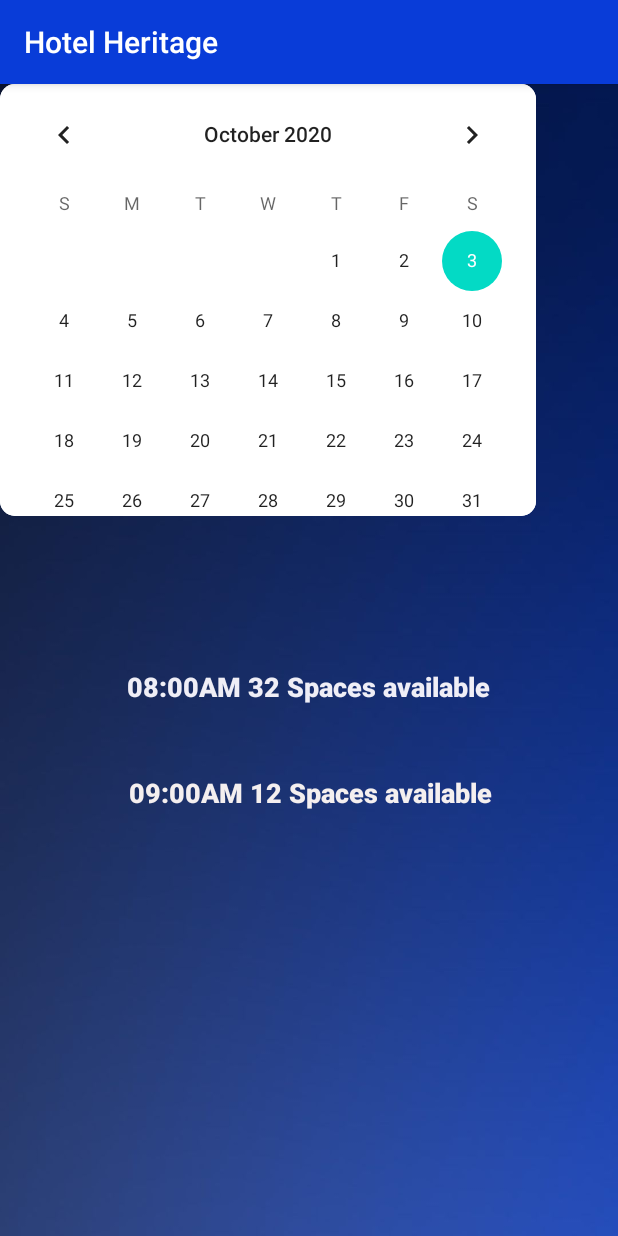
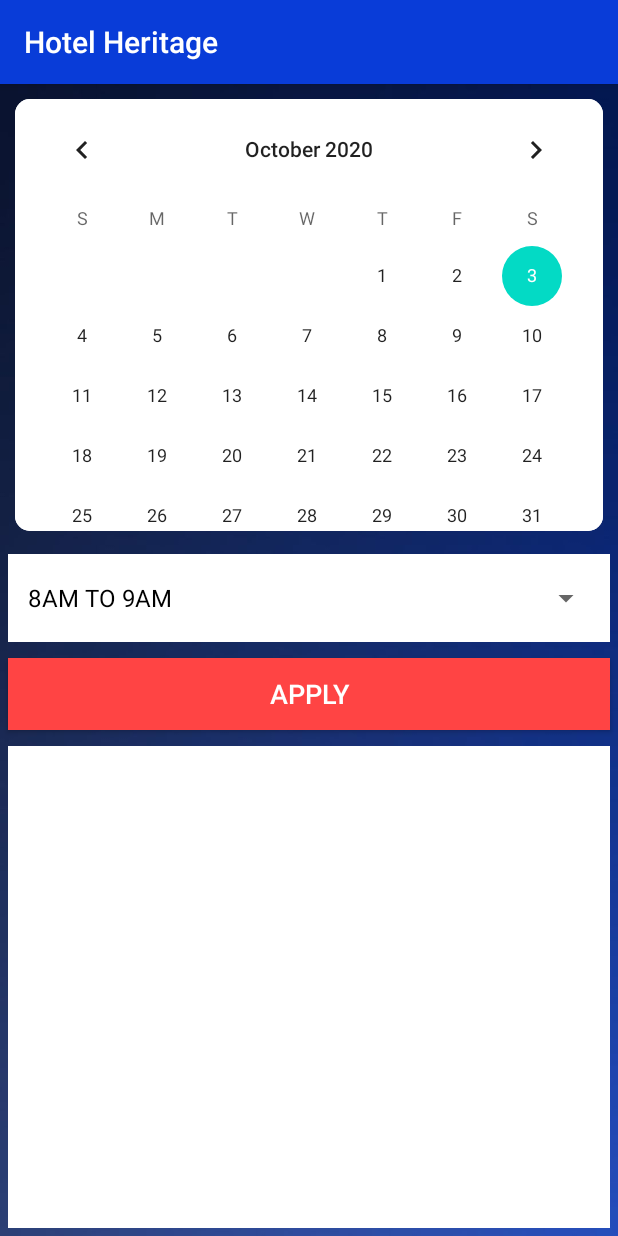
Before and after one commit to Anuththara18/MAD-Project, an Android app: the GymSection screen opened directly, with no data from a screen before it, on a phone screen of 412 x 824 dp. Run offline under Robolectric (Android 15) with nearby library versions, the light colour scheme and no system bars; our stand-ins replace Firebase (no records; nobody signed in at launch, a user with empty details on screens opened directly).

Commit message:
booking done

```diff
--- a/app/src/main/AndroidManifest.xml
+++ b/app/src/main/AndroidManifest.xml
@@ -11,11 +11,10 @@
         android:theme="@style/AppTheme">
         <activity android:name=".BookSession"></activity>
         <activity android:name=".GymSection" />
-        <activity android:name=".ActivitesHome" />
-        <activity android:name=".MainActivity">
+        <activity android:name=".MainActivity" />
+        <activity android:name=".ActivitesHome">
             <intent-filter>
                 <action android:name="android.intent.action.MAIN" />
-
                 <category android:name="android.intent.category.LAUNCHER" />
             </intent-filter>
         </activity>
--- a/app/src/main/java/com/example/hotelheritage/GymSection.java
+++ b/app/src/main/java/com/example/hotelheritage/GymSection.java
@@ -1,17 +1,331 @@
 package com.example.hotelheritage;
 
+import android.os.Bundle;
+import android.util.Log;
+import android.view.View;
+import android.widget.AdapterView;
+import android.widget.ArrayAdapter;
+import android.widget.Button;
+import android.widget.CalendarView;
+import android.widget.ListView;
+import android.widget.Spinner;
+import android.widget.Toast;
+
+import androidx.annotation.NonNull;
 import androidx.appcompat.app.AppCompatActivity;
 
-import android.os.Bundle;
-import android.widget.Button;
+import com.example.hotelheritage.Adapters.CountAdapter;
+import com.example.hotelheritage.Models.Gym;
+import com.google.android.gms.tasks.OnCompleteListener;
+import com.google.android.gms.tasks.OnSuccessListener;
+import com.google.android.gms.tasks.Task;
+import com.google.firebase.auth.AuthResult;
+import com.google.firebase.auth.FirebaseAuth;
+import com.google.firebase.auth.FirebaseUser;
+import com.google.firebase.database.DataSnapshot;
+import com.google.firebase.database.DatabaseError;
+import com.google.firebase.database.DatabaseReference;
+import com.google.firebase.database.FirebaseDatabase;
+import com.google.firebase.database.Query;
+import com.google.firebase.database.ValueEventListener;
+
+import java.text.SimpleDateFormat;
+import java.util.ArrayList;
+import java.util.Calendar;
+import java.util.Date;
+import java.util.HashMap;
+import java.util.List;
 
 public class GymSection extends AppCompatActivity {
     public Button button;
+    private CalendarView calendarView2;
+    private DatabaseReference mDatabase;
+    private FirebaseUser currentFirebaseUser;
+    private FirebaseAuth mAuth;
+    private String TAG = "LOGIN";
+    private FirebaseUser currentUser;
+    private String Name = "Dilip";
+    private String Time = "";
+    private String TimeID = "";
+    private ArrayList<String> strings;
+    private ArrayList<String> stringsID;
+    private Spinner spiner;
+    private Button button3;
+    private String curDate = "";
+    private ListView dataList;
+    private boolean DONT_SAVE = true;
+
 
     @Override
     protected void onCreate(Bundle savedInstanceState) {
         super.onCreate(savedInstanceState);
         setContentView(R.layout.activity_gym_section);
 
+
+        strings = new ArrayList<>();
+
+        strings.add("8AM TO 9AM");
+        strings.add("9AM TO 10AM");
+        strings.add("10AM TO 11AM");
+        strings.add("11AM TO 12AM");
+        strings.add("12PM TO 1PM");
+        strings.add("1AM TO 2PM");
+
+
+        stringsID = new ArrayList<>();
+
+        stringsID.add("8");
+        stringsID.add("9");
+        stringsID.add("10");
+        stringsID.add("11");
+        stringsID.add("12");
+        stringsID.add("1");
+
+
+        dataList = findViewById(R.id.data_list);
+
+        mAuth = FirebaseAuth.getInstance();
+        mDatabase = FirebaseDatabase.getInstance().getReference();
+
+
+        spiner = findViewById(R.id.spinner);
+        spiner.setOnItemSelectedListener(new AdapterView.OnItemSelectedListener() {
+            @Override
+            public void onItemSelected(AdapterView<?> adapterView, View view, int i, long l) {
+                Time = strings.get(i);
+                TimeID = stringsID.get(i);
+            }
+
+            @Override
+            public void onNothingSelected(AdapterView<?> adapterView) {
+
+            }
+        });
+        currentFirebaseUser = FirebaseAuth.getInstance().getCurrentUser();
+
+
+        button3 = findViewById(R.id.button3);
+        button3.setOnClickListener(new View.OnClickListener() {
+            @Override
+            public void onClick(View view) {
+
+                if (Time.equals("") || TimeID.equals("")) {
+                    Toast.makeText(GymSection.this, "Select time", Toast.LENGTH_SHORT).show();
+                } else {
+
+                    if (curDate.equals("")) {
+                        Toast.makeText(GymSection.this, "Select a date", Toast.LENGTH_SHORT).show();
+                    } else {
+                        SaveReservation(curDate);
+                    }
+                }
+            }
+        });
+
+        calendarView2 = findViewById(R.id.calendarView2);
+        calendarView2.setOnDateChangeListener(new CalendarView.OnDateChangeListener() {
+            @Override
+            public void onSelectedDayChange(CalendarView view, int year, int month, int day) {
+
+
+                Calendar c = Calendar.getInstance();
+                c.set(year, month, day);
+
+
+                SimpleDateFormat sdf = new SimpleDateFormat("dd/MM/yyyy");
+                String selectedDate = sdf.format(new Date(c.getTimeInMillis()));
+
+                curDate = selectedDate;
+
+
+                Toast.makeText(getApplicationContext(), curDate, Toast.LENGTH_LONG).show();
+
+                GetDataByDate(selectedDate);
+            }
+        });
+
+        InitData();
+
+      //  GetData();
+
+
     }
+
+    private void InitData() {
+
+        ArrayAdapter<String> adapter = new ArrayAdapter<String>(GymSection.this, android.R.layout.simple_spinner_dropdown_item, strings);
+        spiner.setAdapter(adapter);
+    }
+
+    @Override
+    public void onStart() {
+        super.onStart();
+        currentUser = mAuth.getCurrentUser();
+
+
+        if (currentUser.isEmailVerified()) {
+            createAccount("Dilip.wijethunga@gmail.com", "123456");
+        }
+
+    }
+
+    private void SaveReservation(String selectedDate) {
+
+
+        Gym gym = new Gym(currentUser.getUid(), Name, Time, selectedDate, TimeID);
+
+        long time = new Date().getTime();
+
+        DatabaseReference databaseRef = FirebaseDatabase.getInstance().getReference();
+        DatabaseReference cities = databaseRef.child(getIntent().getStringExtra("PATH"));
+        Query citiesQuery = cities.orderByChild("UserID").equalTo(currentUser.getUid());
+
+        citiesQuery.addValueEventListener(new ValueEventListener() {
+            @Override
+            public void onDataChange(@NonNull DataSnapshot snapshot) {
+                for (DataSnapshot postSnapshot : snapshot.getChildren()) {
+                    String TimeIDD = postSnapshot.child("Time").getValue(String.class);
+                    String Date = postSnapshot.child("Date").getValue(String.class);
+                    if (Date.equals(selectedDate)) {
+                        if (Time.equals(TimeIDD)) {
+                            System.out.println(Date + "  " + TimeIDD + "    selectedDate  " + selectedDate + "  " + Time);
+                            DONT_SAVE = false;
+                            break;
+                        } else {
+                            DONT_SAVE = true;
+                        }
+
+
+//                        if (Time.equals(TimeIDD)) {
+//                            DONT_SAVE = false;
+//                            break;
+//                        } else {
+//                            DONT_SAVE = true;
+//                        }
+                    }
+                }
+
+
+                if (DONT_SAVE) {
+                    mDatabase.child(getIntent().getStringExtra("PATH")).child(time + "").setValue(gym).addOnSuccessListener(new OnSuccessListener<Void>() {
+                        @Override
+                        public void onSuccess(Void aVoid) {
+                            Toast.makeText(GymSection.this, "Reservation Added successfully", Toast.LENGTH_SHORT).show();
+                            GetDataByDate(curDate);
+                        }
+                    });
+                    DONT_SAVE = true;
+                } else {
+                    DONT_SAVE = true;
+                    Toast.makeText(GymSection.this, "Can not add a reservation for same time", Toast.LENGTH_SHORT).show();
+                }
+
+
+            }
+
+            @Override
+            public void onCancelled(@NonNull DatabaseError error) {
+
+            }
+        });
+
+
+    }
+
+
+    private void createAccount(String email, String password) {
+        Log.d(TAG, "createAccount:" + email);
+        mAuth.createUserWithEmailAndPassword(email, password)
+                .addOnCompleteListener(this, new OnCompleteListener<AuthResult>() {
+                    @Override
+                    public void onComplete(@NonNull Task<AuthResult> task) {
+                        if (task.isSuccessful()) {
+                            Log.d(TAG, "createUserWithEmail:success");
+                            currentUser = mAuth.getCurrentUser();
+                        } else {
+                            Log.w(TAG, "createUserWithEmail:failure", task.getException());
+                        }
+                    }
+                });
+    }
+
+    public void GetData() {
+        DatabaseReference databaseRef = FirebaseDatabase.getInstance().getReference();
+
+        String input = "G";
+
+        DatabaseReference cities = databaseRef.child(getIntent().getStringExtra("PATH"));
+        cities.addValueEventListener(new ValueEventListener() {
+            @Override
+            public void onDataChange(DataSnapshot dataSnapshot) {
+                List<String> cities = new ArrayList<String>();
+
+                for (DataSnapshot postSnapshot : dataSnapshot.getChildren()) {
+                    cities.add(postSnapshot.getValue().toString());
+                }
+                System.out.println(cities);
+            }
+
+            @Override
+            public void onCancelled(DatabaseError databaseError) {
+
+            }
+        });
+
+    }
+
+    public void GetDataByDate(String date) {
+        DatabaseReference databaseRef = FirebaseDatabase.getInstance().getReference();
+
+        String input = "G";
+
+        DatabaseReference cities = databaseRef.child(getIntent().getStringExtra("PATH"));
+        Query citiesQuery = cities.orderByChild("Date").equalTo(date);
+        citiesQuery.addValueEventListener(new ValueEventListener() {
+            private int count = 0;
+
+            @Override
+            public void onDataChange(DataSnapshot dataSnapshot) {
+                ArrayList<HashMap<String, String>> cities = new ArrayList<>();
+
+
+                List<String> strings22 = new ArrayList<>();
+
+                String TimeIDD = "";
+                for (DataSnapshot postSnapshot : dataSnapshot.getChildren()) {
+
+                    TimeIDD = postSnapshot.child("Time").getValue(String.class);
+                    strings22.add(TimeIDD);
+
+                }
+
+                for (int i = 0; i < strings.size(); i++) {
+                    count = 0;
+                    for (int ii = 0; ii < strings22.size(); ii++) {
+                        if (strings22.get(ii).equals(strings.get(i))) {
+                            count++;
+                        }
+                    }
+                    HashMap<String, String> stringStringHashMap = new HashMap<>();
+                    stringStringHashMap.put("A", strings.get(i));
+                    stringStringHashMap.put("B", count + "");
+                    cities.add(stringStringHashMap);
+                }
+
+
+                System.out.println(cities);
+
+                CountAdapter countAdapter = new CountAdapter(GymSection.this, R.layout.lastbilllay, cities);
+                dataList.setAdapter(countAdapter);
+
+            }
+
+            @Override
+            public void onCancelled(DatabaseError databaseError) {
+
+            }
+        });
+
+    }
+
 }
--- a/app/src/main/res/layout/activity_activites_home.xml
+++ b/app/src/main/res/layout/activity_activites_home.xml
@@ -12,7 +12,7 @@
         android:layout_width="100dp"
         android:layout_height="100dp"
         android:drawableTop="@drawable/ic_dumbbell"
-        android:text="gym"
+        android:text="@string/gym"
         app:layout_constraintBottom_toBottomOf="parent"
         app:layout_constraintEnd_toEndOf="parent"
         app:layout_constraintHorizontal_bias="0.128"
@@ -25,7 +25,7 @@
         android:layout_width="100dp"
         android:layout_height="100dp"
         android:drawableTop="@drawable/ic_swimming"
-        android:text="@string/gym"
+        android:text="@string/swim"
         app:layout_constraintBottom_toBottomOf="parent"
         app:layout_constraintEnd_toEndOf="parent"
         app:layout_constraintHorizontal_bias="0.533"
--- a/app/src/main/res/layout/activity_gym_section.xml
+++ b/app/src/main/res/layout/activity_gym_section.xml
@@ -7,45 +7,54 @@
     android:background="@drawable/bg"
     tools:context=".GymSection">
 
+    <LinearLayout
+        android:layout_width="match_parent"
+        android:layout_height="match_parent"
+        android:orientation="vertical">
+
+
         <CalendarView
             android:id="@+id/calendarView2"
-        android:layout_width="357dp"
+            android:layout_width="match_parent"
             android:layout_height="288dp"
+            android:layout_margin="10dp"
             android:background="@drawable/calender"
             android:clickable="true"
             android:selectedWeekBackgroundColor="#FFC107"
             tools:layout_editor_absoluteX="27dp"
             tools:layout_editor_absoluteY="64dp" />
 
-    <TextView
-        android:id="@+id/textView2"
-        android:layout_width="354dp"
-        android:layout_height="52dp"
-        android:fontFamily="sans-serif-black"
-        android:text="08:00AM 32 Spaces available"
-        android:textAlignment="center"
-        android:textColor="#EFEEF6"
-        android:textSize="18sp"
-        app:layout_constraintBottom_toBottomOf="parent"
-        app:layout_constraintEnd_toEndOf="parent"
-        app:layout_constraintHorizontal_bias="0.491"
-        app:layout_constraintStart_toStartOf="parent"
-        app:layout_constraintTop_toTopOf="parent"
-        app:layout_constraintVertical_bias="0.544" />
+        <LinearLayout
+            android:layout_width="match_parent"
+            android:layout_height="wrap_content"
+            android:layout_margin="5dp"
+            android:background="@android:color/background_light"
+            android:orientation="vertical">
 
-    <TextView
-        android:id="@+id/textView3"
-        android:layout_width="355dp"
-        android:layout_height="48dp"
-        android:fontFamily="sans-serif-black"
-        android:text="09:00AM 12 Spaces available"
-        android:textAlignment="center"
-        android:textColor="#F4EFEF"
-        android:textSize="18sp"
-        app:layout_constraintBottom_toBottomOf="parent"
-        app:layout_constraintEnd_toEndOf="parent"
-        app:layout_constraintHorizontal_bias="0.517"
-        app:layout_constraintStart_toStartOf="parent"
-        app:layout_constraintTop_toTopOf="parent"
-        app:layout_constraintVertical_bias="0.639" />
+            <Spinner
+                android:id="@+id/spinner"
+                android:layout_width="match_parent"
+                android:layout_height="wrap_content"
+                android:layout_margin="5dp" />
+        </LinearLayout>
+
+        <Button
+            android:id="@+id/button3"
+            android:layout_width="match_parent"
+            android:layout_height="wrap_content"
+            android:layout_margin="5dp"
+            android:background="@android:color/holo_red_light"
+            android:text="APPLY"
+            android:textColor="@android:color/background_light"
+            android:textSize="18sp" />
+
+        <ListView
+            android:id="@+id/data_list"
+            android:layout_width="match_parent"
+            android:layout_height="match_parent"
+            android:layout_margin="5dp"
+            android:background="@android:color/background_light" />
+
+    </LinearLayout>
+
 </androidx.constraintlayout.widget.ConstraintLayout>
--- a/app/src/main/res/values/strings.xml
+++ b/app/src/main/res/values/strings.xml
@@ -1,7 +1,7 @@
 <resources>
     <string name="app_name">Hotel Heritage</string>
     <string name="gym">Gym</string>
-    <string name="swim">Swimming</string>
+    <string name="swim">Pool</string>
     <string name="tennis">Indoor</string>
     <string name="golf">Golf</string>
     <string name="yoga">Yoga</string>
```
Also changed, not shown: app/build.gradle (+16 -1 lines), app/src/main/java/com/example/hotelheritage/ActivitesHome.java (+19 -3 lines), app/src/main/java/com/example/hotelheritage/Adapters/CountAdapter.java (added, +53 -0 lines), app/src/main/java/com/example/hotelheritage/Models/Gym.java (added, +21 -0 lines), app/src/main/res/layout/lastbilllay.xml (added, +26 -0 lines), 1 other file. Lines whose indentation alone changed are shown as unchanged.
